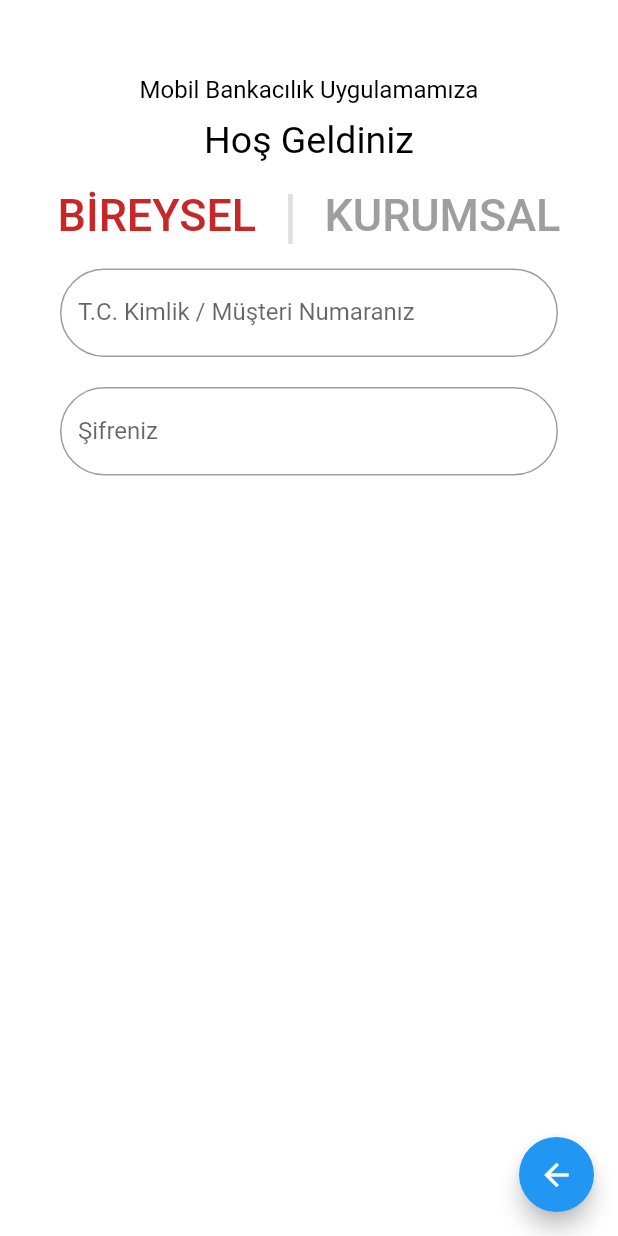
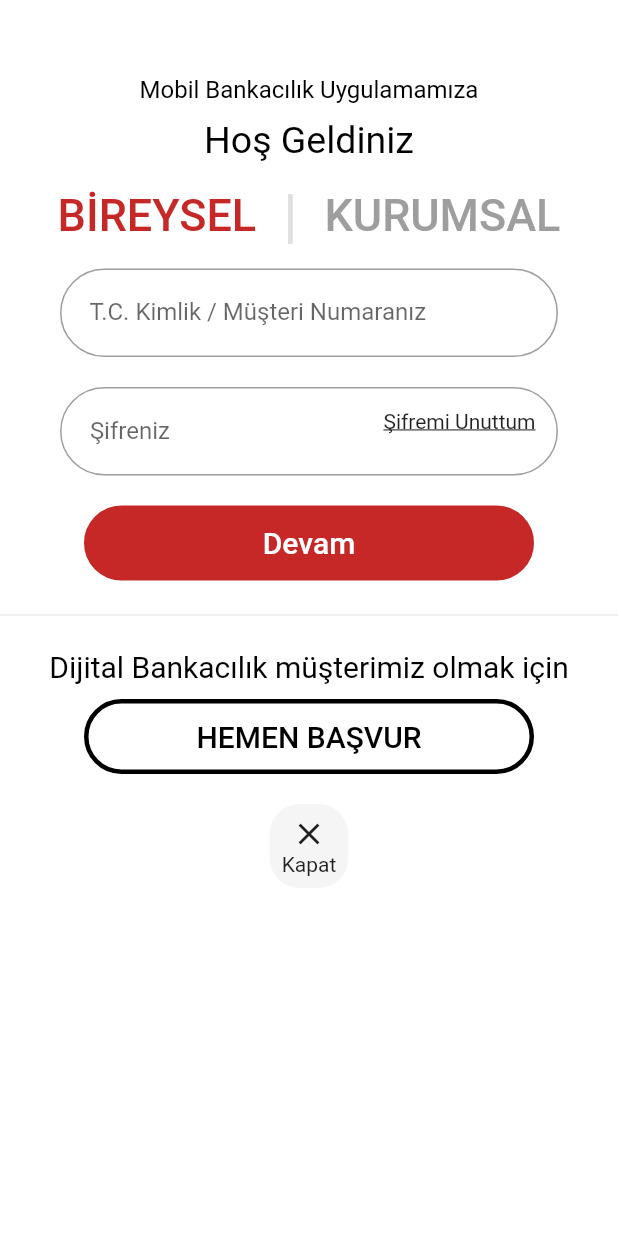
Before and after one commit to SuprRremaGB/banka, a Flutter app: the screen it shows after launch, after a tap on "GİRİŞ YAP", on a phone screen of 412 x 824 dp. Run offline on Flutter 3.47's test engine with Material 2 defaults, Android fonts, the phone set to English and light mode, and no system bars.

```diff
--- a/lib/main.dart
+++ b/lib/main.dart
@@ -1,3 +1,5 @@
+import 'dart:io';
+
 import 'package:flutter/material.dart';
 
 void main() {
@@ -299,7 +301,15 @@ class _MyHomePageState extends State<MyHomePage> {
                           ],
                         ),
                       ),
-                      Container(
+                      GestureDetector(
+                        onTap: () {
+                          Navigator.push(
+                            context,
+                            MaterialPageRoute(
+                                builder: (context) => Diger_isler()),
+                          );
+                        },
+                        child: Container(
                           child: Column(
                             children: [
                               Container(
@@ -327,6 +337,7 @@ class _MyHomePageState extends State<MyHomePage> {
                                 ),
                               ),
                             ],
+                          ),
                         ),
                       ),
                     ],
@@ -362,16 +373,6 @@ class _Ana_SayfaState extends State<Ana_Sayfa> {
   Widget build(BuildContext context) {
     return Scaffold(
       backgroundColor: Colors.white,
-      floatingActionButton: SizedBox(
-        width: 50,
-        height: 50,
-        child: FloatingActionButton(
-          onPressed: () {
-            Navigator.pop(context);
-          },
-          child: Icon(Icons.arrow_back),
-        ),
-      ),
       body: Column(
         crossAxisAlignment: CrossAxisAlignment.center,
         children: [
@@ -427,21 +428,111 @@ class _Ana_SayfaState extends State<Ana_Sayfa> {
             ),
           ),
           Padding(
-              padding: const EdgeInsets.fromLTRB(40,0,40,0),
+            padding: const EdgeInsets.fromLTRB(40, 0, 40, 0),
             child: TextField(
               decoration: InputDecoration(
-                  border: OutlineInputBorder(borderRadius: BorderRadius.circular(100),),
-                  labelText: 'T.C. Kimlik / Müşteri Numaranız',
+                border: OutlineInputBorder(
+                  borderRadius: BorderRadius.circular(100),
+                ),
+                labelText: '  T.C. Kimlik / Müşteri Numaranız',
               ),
             ),
           ),
           Padding(
-            padding: const EdgeInsets.fromLTRB(40,20,40,0),
-            child: TextField(
+            padding: const EdgeInsets.fromLTRB(40, 20, 40, 20),
+            child: Stack(children: [
+              TextField(
                 obscureText: true,
                 decoration: InputDecoration(
-                border: OutlineInputBorder(borderRadius: BorderRadius.circular(100),),
-                labelText: 'Şifreniz',
+                  border: OutlineInputBorder(
+                    borderRadius: BorderRadius.circular(100),
+                  ),
+                  labelText: '  Şifreniz',
+                ),
+              ),
+              Row(
+                mainAxisAlignment: MainAxisAlignment.end,
+                children: [
+                  Padding(
+                    padding: const EdgeInsets.all(15),
+                    child: Text(
+                      "Şifremi Unuttum",
+                      style: TextStyle(
+                        decoration: TextDecoration.underline,
+                      ),
+                    ),
+                  ),
+                ],
+              ),
+            ]),
+          ),
+          Container(
+            decoration: BoxDecoration(
+                borderRadius: BorderRadius.circular(100),
+                color: Colors.red.shade800,
+                border: Border.all(color: Colors.red.shade800, width: 3)),
+            width: 300,
+            height: 50,
+            child: TextButton(
+              onPressed: () {},
+              child: Text(
+                "Devam",
+                style: TextStyle(
+                  fontSize: 20,
+                  color: Colors.white,
+                ),
+              ),
+            ),
+          ),
+          Padding(
+            padding: const EdgeInsets.fromLTRB(0, 15, 0, 15),
+            child: Divider(
+              color: Colors.grey.shade300,
+            ),
+          ),
+          Text(
+            "Dijital Bankacılık müşterimiz olmak için",
+            style: TextStyle(
+              fontSize: 20,
+              color: Colors.black,
+            ),
+          ),
+          SizedBox(height: 10),
+          Container(
+            decoration: BoxDecoration(
+                borderRadius: BorderRadius.circular(100),
+                color: Colors.white,
+                border: Border.all(color: Colors.black, width: 3)),
+            width: 300,
+            height: 50,
+            child: TextButton(
+              onPressed: () {},
+              child: Text(
+                "HEMEN BAŞVUR",
+                style: TextStyle(
+                  fontSize: 20,
+                  color: Colors.black,
+                ),
+              ),
+            ),
+          ),
+          SizedBox(height: 20),
+          GestureDetector(
+            onTap: () {
+              Navigator.pop(context);
+            },
+            child: Container(
+              decoration: BoxDecoration(
+                  borderRadius: BorderRadius.circular(20),
+                  color: Colors.grey.shade100),
+              child: Padding(
+                padding: const EdgeInsets.all(8.0),
+                child: Column(
+                  children: [
+                    Icon(Icons.close),
+                    Text("Kapat"),
+                  ],
+                ),
               ),
             ),
           ),
@@ -450,3 +541,17 @@ class _Ana_SayfaState extends State<Ana_Sayfa> {
     );
   }
 }
+
+class Diger_isler extends StatefulWidget {
+  const Diger_isler({Key? key}) : super(key: key);
+
+  @override
+  _Diger_islerState createState() => _Diger_islerState();
+}
+
+class _Diger_islerState extends State<Diger_isler> {
+  @override
+  Widget build(BuildContext context) {
+    return Container();
+  }
+}
```
Lines whose indentation alone changed are shown as unchanged.
